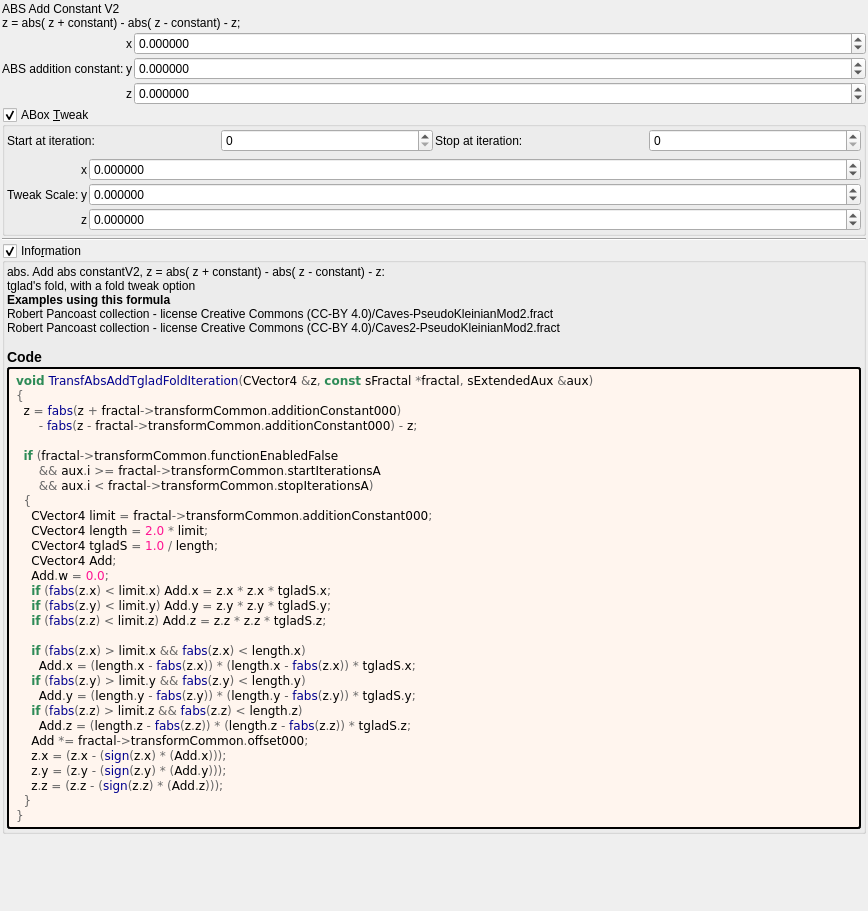
Above: mandelbulber2/formula/ui/transf_abs_add_tglad_fold.ui from buddhi1980/mandelbulber2 before the change. Below: the same form after it.
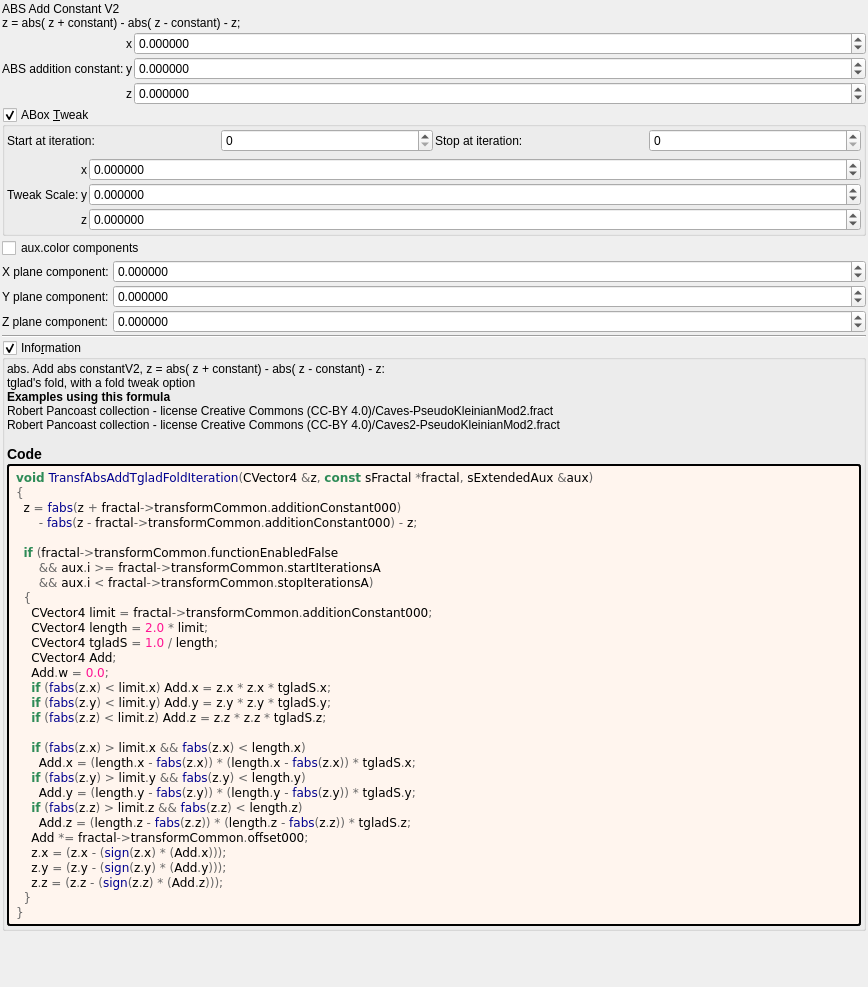
That is the form after the change. Custom widgets are drawn as their Qt base class.

Commit message: some more 6 decimal auxcolors

What changed in the file:
```diff
--- a/mandelbulber2/formula/ui/transf_abs_add_tglad_fold.ui
+++ b/mandelbulber2/formula/ui/transf_abs_add_tglad_fold.ui
@@ -7,7 +7,7 @@
     <x>0</x>
     <y>0</y>
     <width>868</width>
-    <height>911</height>
+    <height>987</height>
    </rect>
   </property>
   <property name="windowTitle">
@@ -331,6 +331,125 @@
      </layout>
     </widget>
    </item>
+   <item>
+    <layout class="QGridLayout" name="gridLayout_13" columnstretch="0,0,1">
+     <property name="spacing">
+      <number>2</number>
+     </property>
+     <item row="4" column="2">
+      <widget class="MyDoubleSpinBox" name="spinbox3_mandelbox_color_z">
+       <property name="sizePolicy">
+        <sizepolicy hsizetype="Minimum" vsizetype="Maximum">
+         <horstretch>0</horstretch>
+         <verstretch>0</verstretch>
+        </sizepolicy>
+       </property>
+       <property name="prefix">
+        <string/>
+       </property>
+       <property name="suffix">
+        <string/>
+       </property>
+       <property name="decimals">
+        <number>6</number>
+       </property>
+       <property name="minimum">
+        <double>-100.000000000000000</double>
+       </property>
+       <property name="maximum">
+        <double>100.000000000000000</double>
+       </property>
+       <property name="singleStep">
+        <double>0.100000000000000</double>
+       </property>
+      </widget>
+     </item>
+     <item row="2" column="0">
+      <widget class="QLabel" name="label_31">
+       <property name="text">
+        <string>X plane component:</string>
+       </property>
+      </widget>
+     </item>
+     <item row="2" column="2">
+      <widget class="MyDoubleSpinBox" name="spinbox3_mandelbox_color_x">
+       <property name="sizePolicy">
+        <sizepolicy hsizetype="Minimum" vsizetype="Maximum">
+         <horstretch>0</horstretch>
+         <verstretch>0</verstretch>
+        </sizepolicy>
+       </property>
+       <property name="prefix">
+        <string/>
+       </property>
+       <property name="suffix">
+        <string/>
+       </property>
+       <property name="decimals">
+        <number>6</number>
+       </property>
+       <property name="minimum">
+        <double>-100.000000000000000</double>
+       </property>
+       <property name="maximum">
+        <double>100.000000000000000</double>
+       </property>
+       <property name="singleStep">
+        <double>0.100000000000000</double>
+       </property>
+      </widget>
+     </item>
+     <item row="3" column="0">
+      <widget class="QLabel" name="label_32">
+       <property name="text">
+        <string>Y plane component:</string>
+       </property>
+      </widget>
+     </item>
+     <item row="4" column="0">
+      <widget class="QLabel" name="label_33">
+       <property name="text">
+        <string>Z plane component:</string>
+       </property>
+      </widget>
+     </item>
+     <item row="3" column="2">
+      <widget class="MyDoubleSpinBox" name="spinbox3_mandelbox_color_y">
+       <property name="sizePolicy">
+        <sizepolicy hsizetype="Minimum" vsizetype="Maximum">
+         <horstretch>0</horstretch>
+         <verstretch>0</verstretch>
+        </sizepolicy>
+       </property>
+       <property name="prefix">
+        <string/>
+       </property>
+       <property name="suffix">
+        <string/>
+       </property>
+       <property name="decimals">
+        <number>6</number>
+       </property>
+       <property name="minimum">
+        <double>-100.000000000000000</double>
+       </property>
+       <property name="maximum">
+        <double>100.000000000000000</double>
+       </property>
+       <property name="singleStep">
+        <double>0.100000000000000</double>
+       </property>
+      </widget>
+     </item>
+     <item row="1" column="0" colspan="3">
+      <widget class="QCheckBox" name="checkBox_fold_color_aux_color_enabled_false">
+       <property name="text">
+        <string notr="true">aux.color components</string>
+       </property>
+      </widget>
+     </item>
+    </layout>
+   </item>
    <item>
     <widget class="Line" name="line_6">
      <property name="orientation">
```
Left out of the diff: 2 changed lines with no effect on the pictures. The commit also changes 5 other files.
